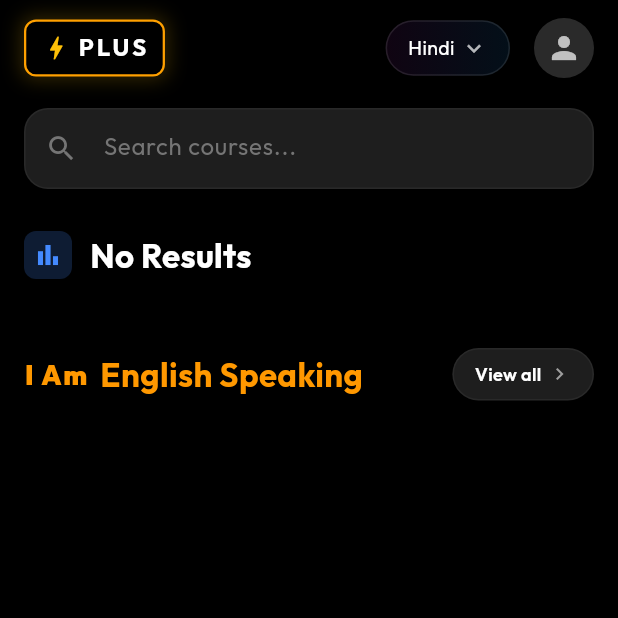
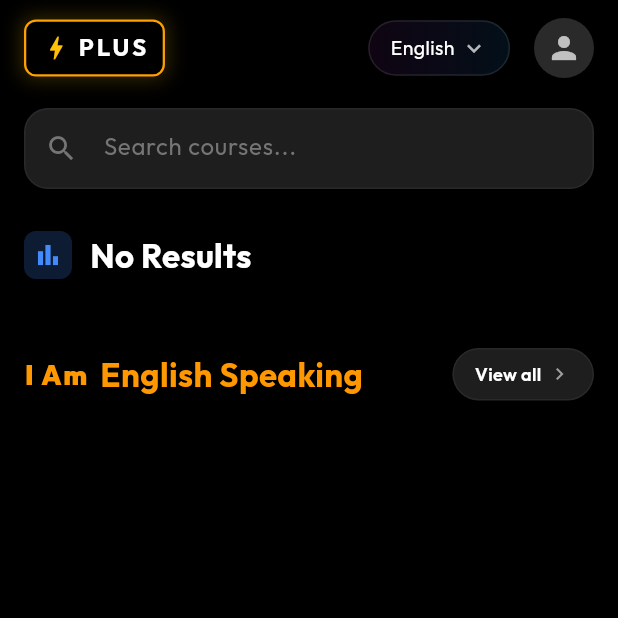
Before and after one commit to yashwant95/Kaise-App, a Flutter app: the screen it shows after launch, on a phone screen of 412 x 824 dp, the top half of it. Run offline on Flutter 3.47's test engine with Material 3 defaults, Android fonts, the phone set to English and light mode, and no system bars; our stand-ins replace google_fonts, google_mobile_ads, shared_preferences, youtube_player_flutter; network calls fail.

Commit message:
feat: Implement localization support with language selection and update UI components

```diff
--- /dev/null
+++ b/lib/l10n/app_localizations.dart
@@ -0,0 +1,94 @@
+import 'package:flutter/widgets.dart';
+
+class AppLocalizations {
+  final Locale locale;
+
+  AppLocalizations(this.locale);
+
+  static const LocalizationsDelegate<AppLocalizations> delegate =
+      _AppLocalizationsDelegate();
+
+  static const List<Locale> supportedLocales = [
+    Locale('en'),
+    Locale('hi'),
+  ];
+
+  static AppLocalizations of(BuildContext context) {
+    final AppLocalizations? result =
+        Localizations.of<AppLocalizations>(context, AppLocalizations);
+    assert(result != null, 'No AppLocalizations found');
+    return result!;
+  }
+
+  static const Map<String, Map<String, String>> _localizedValues = {
+    'en': {
+      'languageEnglish': 'English',
+      'languageHindi': 'Hindi',
+      'languageSelectTitle': 'Select Language',
+      'searchHint': 'Search courses...',
+      'topVideos': 'Top Videos',
+      'noResults': 'No Results',
+      'viewAll': 'View all',
+      'englishSpeakingTitle': 'English Speaking',
+      'searchResultsFor': 'Search Results for',
+    },
+    'hi': {
+      'languageEnglish': 'English',
+      'languageHindi': 'Hindi',
+      'languageSelectTitle': 'Bhasha chune',
+      'searchHint': 'Course khoje...',
+      'topVideos': 'Top Video',
+      'noResults': 'Koi nateeje nahi',
+      'viewAll': 'Sab dekhe',
+      'englishSpeakingTitle': 'Angrezi Bolna',
+      'searchResultsFor': 'Khoj parinaam',
+    }
+  };
+
+  String _t(String key) {
+    return _localizedValues[locale.languageCode]?[key] ??
+        _localizedValues['en']![key]!;
+  }
+
+  String get languageEnglish => _t('languageEnglish');
+  String get languageHindi => _t('languageHindi');
+  String get languageSelectTitle => _t('languageSelectTitle');
+  String get searchHint => _t('searchHint');
+  String get topVideos => _t('topVideos');
+  String get noResults => _t('noResults');
+  String get viewAll => _t('viewAll');
+  String get englishSpeakingTitle => _t('englishSpeakingTitle');
+
+  String searchResultsFor(String query) {
+    return '${_t('searchResultsFor')} "$query"';
+  }
+
+  String get languageChipLabel {
+    if (locale.languageCode == 'hi') {
+      return languageHindi;
+    }
+    return languageEnglish;
+  }
+}
+
+class _AppLocalizationsDelegate
+    extends LocalizationsDelegate<AppLocalizations> {
+  const _AppLocalizationsDelegate();
+
+  @override
+  bool isSupported(Locale locale) {
+    return AppLocalizations.supportedLocales
+        .map((l) => l.languageCode)
+        .contains(locale.languageCode);
+  }
+
+  @override
+  Future<AppLocalizations> load(Locale locale) async {
+    return AppLocalizations(locale);
+  }
+
+  @override
+  bool shouldReload(covariant LocalizationsDelegate<AppLocalizations> old) {
+    return false;
+  }
+}
--- a/lib/main.dart
+++ b/lib/main.dart
@@ -1,22 +1,42 @@
 import 'package:flutter/material.dart';
+import 'package:flutter_localizations/flutter_localizations.dart';
 import 'package:google_fonts/google_fonts.dart';
 import 'package:google_mobile_ads/google_mobile_ads.dart';
+import 'package:provider/provider.dart';
 import 'screens/home_screen.dart';
+import 'l10n/app_localizations.dart';
+import 'providers/language_provider.dart';
 
-void main() {
+Future<void> main() async {
   WidgetsFlutterBinding.ensureInitialized();
   MobileAds.instance.initialize();
-  runApp(const KaiseApp());
+  final languageProvider = LanguageProvider();
+  await languageProvider.load();
+  runApp(KaiseApp(languageProvider: languageProvider));
 }
 
 class KaiseApp extends StatelessWidget {
-  const KaiseApp({super.key});
+  final LanguageProvider languageProvider;
+
+  const KaiseApp({super.key, required this.languageProvider});
 
   @override
   Widget build(BuildContext context) {
+    return ChangeNotifierProvider.value(
+      value: languageProvider,
+      child: Consumer<LanguageProvider>(
+        builder: (context, provider, _) {
           return MaterialApp(
             title: 'Kaise',
             debugShowCheckedModeBanner: false,
+            locale: provider.locale,
+            supportedLocales: AppLocalizations.supportedLocales,
+            localizationsDelegates: const [
+              AppLocalizations.delegate,
+              GlobalMaterialLocalizations.delegate,
+              GlobalWidgetsLocalizations.delegate,
+              GlobalCupertinoLocalizations.delegate,
+            ],
             theme: ThemeData(
               brightness: Brightness.dark,
               scaffoldBackgroundColor: Colors.black,
@@ -35,5 +55,8 @@ class KaiseApp extends StatelessWidget {
             ),
             home: const HomeScreen(),
           );
+        },
+      ),
+    );
   }
 }
--- a/lib/screens/home_screen.dart
+++ b/lib/screens/home_screen.dart
@@ -1,5 +1,6 @@
 import 'package:flutter/material.dart';
 import 'package:google_fonts/google_fonts.dart';
+import 'package:provider/provider.dart';
 import '../widgets/plus_badge.dart';
 import '../widgets/custom_search_bar.dart';
 import '../widgets/category_item.dart';
@@ -14,6 +15,8 @@ import 'coach_screen.dart';
 import 'profile_screen.dart';
 
 import '../services/api_service.dart';
+import '../l10n/app_localizations.dart';
+import '../providers/language_provider.dart';
 
 class HomeScreen extends StatefulWidget {
   const HomeScreen({super.key});
@@ -143,6 +146,7 @@ class _HomeDashboard extends StatefulWidget {
 }
 
 class _HomeDashboardState extends State<_HomeDashboard> {
+  static const String _englishSpeakingCategory = 'English Speaking';
   List<Course> _searchResults = [];
   bool _isSearching = false;
   bool _isSearchLoading = false;
@@ -187,6 +191,7 @@ class _HomeDashboardState extends State<_HomeDashboard> {
 
   @override
   Widget build(BuildContext context) {
+    final localizations = AppLocalizations.of(context);
     // Use search results if searching, otherwise use filtered courses
     List<Course> displayCourses;
     if (_isSearching && widget.searchQuery.isNotEmpty) {
@@ -196,7 +201,9 @@ class _HomeDashboardState extends State<_HomeDashboard> {
         final matchesCategory = widget.selectedCategory == null ||
             course.category == widget.selectedCategory;
         final matchesSearch = widget.searchQuery.isEmpty ||
-            course.title.toLowerCase().contains(widget.searchQuery.toLowerCase());
+            course.title
+                .toLowerCase()
+                .contains(widget.searchQuery.toLowerCase());
         return matchesCategory && matchesSearch;
       }).toList();
     }
@@ -210,7 +217,7 @@ class _HomeDashboardState extends State<_HomeDashboard> {
           Padding(
             padding: const EdgeInsets.symmetric(horizontal: 16.0, vertical: 8),
             child: CustomSearchBar(
-              hint: 'Search courses...',
+              hint: localizations.searchHint,
               onChanged: (value) {
                 widget.onSearchSet?.call(value);
               },
@@ -222,7 +229,7 @@ class _HomeDashboardState extends State<_HomeDashboard> {
               padding:
                   const EdgeInsets.symmetric(horizontal: 16.0, vertical: 8),
               child: Text(
-                'Search Results for "${widget.searchQuery}"',
+                localizations.searchResultsFor(widget.searchQuery),
                 style: const TextStyle(
                     color: Colors.amber, fontWeight: FontWeight.bold),
               ),
@@ -237,7 +244,9 @@ class _HomeDashboardState extends State<_HomeDashboard> {
           else
             _buildSectionHeader(
               icon: Icons.bar_chart,
-              title: displayCourses.isEmpty ? 'No Results' : 'Top Videos',
+              title: displayCourses.isEmpty
+                  ? localizations.noResults
+                  : localizations.topVideos,
               iconColor: Colors.blueAccent,
             ),
           const SizedBox(height: 16),
@@ -245,12 +254,13 @@ class _HomeDashboardState extends State<_HomeDashboard> {
           if (widget.searchQuery.isEmpty) ...[
             const SizedBox(height: 30),
             _buildSectionHeader(
-              title: 'English Speaking',
+              title: localizations.englishSpeakingTitle,
               titleColor: Colors.orange,
               showViewAll: true,
               leadingText: 'I Am',
+              viewAllLabel: localizations.viewAll,
               onViewAll: () {
-                widget.onCategorySet?.call('English Speaking');
+                widget.onCategorySet?.call(_englishSpeakingCategory);
               },
             ),
             const SizedBox(height: 16),
@@ -262,7 +272,81 @@ class _HomeDashboardState extends State<_HomeDashboard> {
     );
   }
 
+  void _showLanguagePicker(BuildContext context) {
+    final localizations = AppLocalizations.of(context);
+    final languageProvider = context.read<LanguageProvider>();
+    final selectedCode = languageProvider.locale.languageCode;
+
+    showModalBottomSheet<void>(
+      context: context,
+      backgroundColor: const Color(0xFF1E1E1E),
+      shape: const RoundedRectangleBorder(
+        borderRadius: BorderRadius.vertical(top: Radius.circular(20)),
+      ),
+      builder: (context) {
+        return SafeArea(
+          child: Padding(
+            padding: const EdgeInsets.fromLTRB(16, 16, 16, 24),
+            child: Column(
+              mainAxisSize: MainAxisSize.min,
+              crossAxisAlignment: CrossAxisAlignment.start,
+              children: [
+                Text(
+                  localizations.languageSelectTitle,
+                  style: const TextStyle(
+                    fontSize: 18,
+                    fontWeight: FontWeight.w700,
+                    color: Colors.white,
+                  ),
+                ),
+                const SizedBox(height: 12),
+                _buildLanguageTile(
+                  context: context,
+                  label: localizations.languageEnglish,
+                  locale: const Locale('en'),
+                  isSelected: selectedCode == 'en',
+                ),
+                _buildLanguageTile(
+                  context: context,
+                  label: localizations.languageHindi,
+                  locale: const Locale('hi'),
+                  isSelected: selectedCode == 'hi',
+                ),
+              ],
+            ),
+          ),
+        );
+      },
+    );
+  }
+
+  Widget _buildLanguageTile({
+    required BuildContext context,
+    required String label,
+    required Locale locale,
+    required bool isSelected,
+  }) {
+    return ListTile(
+      contentPadding: EdgeInsets.zero,
+      title: Text(
+        label,
+        style: const TextStyle(color: Colors.white),
+      ),
+      trailing: Icon(
+        isSelected ? Icons.check_circle : Icons.circle_outlined,
+        color: isSelected ? Colors.amber : Colors.white54,
+      ),
+      onTap: () async {
+        await context.read<LanguageProvider>().setLocale(locale);
+        if (mounted) {
+          Navigator.pop(context);
+        }
+      },
+    );
+  }
+
   Widget _buildHeader(BuildContext context) {
+    final localizations = AppLocalizations.of(context);
     return Padding(
       padding: const EdgeInsets.symmetric(horizontal: 16.0, vertical: 12),
       child: Row(
@@ -274,10 +358,7 @@ class _HomeDashboardState extends State<_HomeDashboard> {
               Material(
                 color: Colors.transparent,
                 child: InkWell(
-                  onTap: () {
-                    ScaffoldMessenger.of(context).showSnackBar(const SnackBar(
-                        content: Text('Language selection coming soon!')));
-                  },
+                  onTap: () => _showLanguagePicker(context),
                   borderRadius: BorderRadius.circular(24),
                   child: Container(
                     padding:
@@ -292,14 +373,15 @@ class _HomeDashboardState extends State<_HomeDashboard> {
                       border: Border.all(color: Colors.white.withOpacity(0.1)),
                       borderRadius: BorderRadius.circular(24),
                     ),
-                    child: const Row(
+                    child: Row(
                       children: [
                         Text(
-                          'Hindi',
-                          style: TextStyle(color: Colors.white, fontSize: 13),
+                          localizations.languageChipLabel,
+                          style: const TextStyle(
+                              color: Colors.white, fontSize: 13),
                         ),
-                        SizedBox(width: 4),
-                        Icon(Icons.keyboard_arrow_down,
+                        const SizedBox(width: 4),
+                        const Icon(Icons.keyboard_arrow_down,
                             size: 18, color: Colors.white70),
                       ],
                     ),
@@ -413,6 +495,7 @@ class _HomeDashboardState extends State<_HomeDashboard> {
     Color? titleColor,
     bool showViewAll = false,
     String? leadingText,
+    String? viewAllLabel,
     VoidCallback? onViewAll,
   }) {
     return Padding(
@@ -466,13 +549,14 @@ class _HomeDashboardState extends State<_HomeDashboard> {
                     borderRadius: BorderRadius.circular(20),
                     border: Border.all(color: Colors.white.withOpacity(0.05)),
                   ),
-                  child: const Row(
+                  child: Row(
                     children: [
-                      Text('View all',
-                          style: TextStyle(
+                      Text(viewAllLabel ?? 'View all',
+                          style: const TextStyle(
                               fontSize: 12, fontWeight: FontWeight.w600)),
-                      SizedBox(width: 4),
-                      Icon(Icons.chevron_right, size: 16, color: Colors.grey),
+                      const SizedBox(width: 4),
+                      const Icon(Icons.chevron_right,
+                          size: 16, color: Colors.grey),
                     ],
                   ),
                 ),
@@ -520,8 +604,9 @@ class _HomeDashboardState extends State<_HomeDashboard> {
   }
 
   Widget _buildHorizontalVideoList(BuildContext context) {
-    final englishCourses =
-        widget.courses.where((c) => c.category == 'English Speaking').toList();
+    final englishCourses = widget.courses
+        .where((c) => c.category == _englishSpeakingCategory)
+        .toList();
 
     return SizedBox(
       height: 180,
--- a/pubspec.yaml
+++ b/pubspec.yaml
@@ -9,6 +9,8 @@ environment:
 dependencies:
   flutter:
     sdk: flutter
+  flutter_localizations:
+    sdk: flutter
   cupertino_icons: ^1.0.2
   google_fonts: ^6.1.0
   youtube_player_flutter: ^9.0.1
@@ -16,6 +18,7 @@ dependencies:
   google_mobile_ads: ^7.0.0
   http: ^1.6.0
   flutter_dotenv: ^6.0.0
+  shared_preferences: ^2.2.3
 
 dev_dependencies:
   flutter_test:
```
Also changed, not shown: lib/providers/language_provider.dart (added, +40 -0 lines), pubspec.lock. Lines whose indentation alone changed are shown as unchanged.
